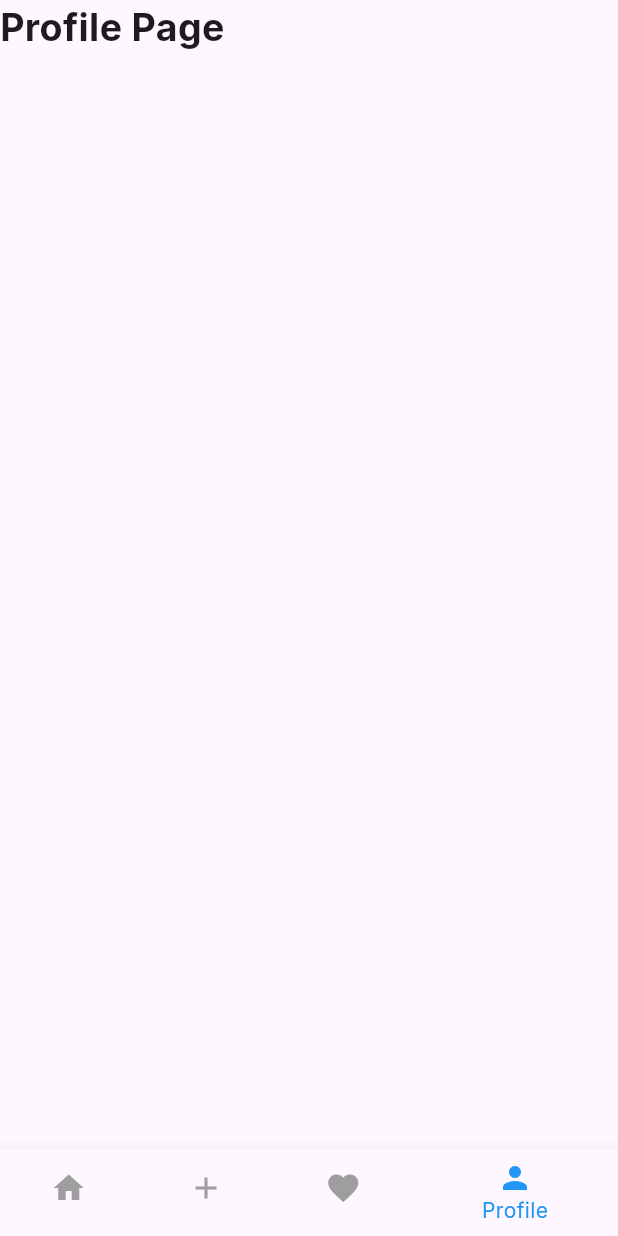
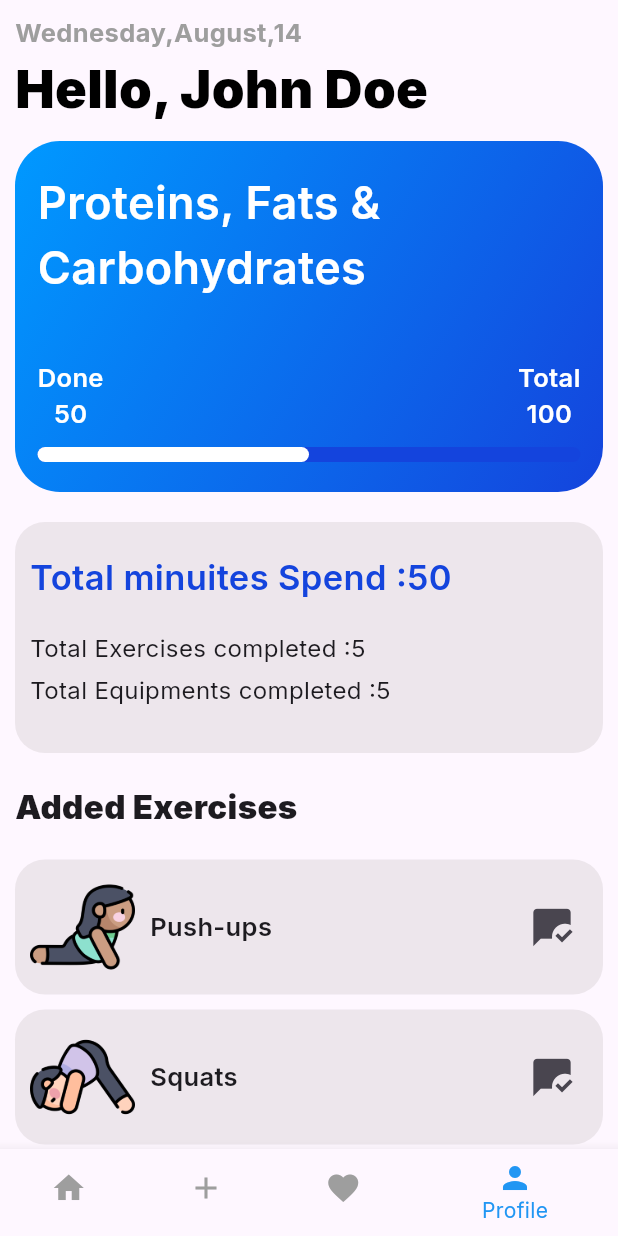
Before and after one commit to THARINDUnirmal/flutter-gym-app, a Flutter app: the screen it shows after launch, item 4 of the bottom bar chosen, on a phone screen of 412 x 824 dp. Run offline on Flutter 3.47's test engine with Material 3 defaults, Android fonts, the phone set to English and light mode, and no system bars; our stand-ins replace google_fonts.

Commit message:
profile page update

```diff
--- a/lib/pages/add_page.dart
+++ b/lib/pages/add_page.dart
@@ -59,7 +59,7 @@ class _AddPageState extends State<AddPage> {
                   height: 20,
                 ),
                 SizedBox(
-                  height: 260,
+                  height: 290,
                   child: ListView.builder(
                     physics: const AlwaysScrollableScrollPhysics(),
                     shrinkWrap: true,
@@ -68,6 +68,7 @@ class _AddPageState extends State<AddPage> {
                     itemBuilder: (context, index) {
                       ExerciseModle exerciseData = exercises[index];
                       return AddExerciseCard(
+                        noOfMinuites: exerciseData.noOfMinuites.toString(),
                         addFavourit: () {
                           setState(() {
                             if (user.favouritExerciseList
--- a/lib/pages/profile_page.dart
+++ b/lib/pages/profile_page.dart
@@ -1,4 +1,12 @@
 import 'package:flutter/material.dart';
+import 'package:gym_app/data/user_data.dart';
+import 'package:gym_app/modles/equipment_modle.dart';
+import 'package:gym_app/modles/exercise_modle.dart';
+import 'package:gym_app/modles/user_modle.dart';
+import 'package:gym_app/utils/colors.dart';
+import 'package:gym_app/widgets/profile_exercise_card.dart';
+import 'package:gym_app/widgets/progress_card.dart';
+import 'package:intl/intl.dart';
 
 class ProfilePage extends StatefulWidget {
   const ProfilePage({super.key});
@@ -8,21 +16,153 @@ class ProfilePage extends StatefulWidget {
 }
 
 class _ProfilePageState extends State<ProfilePage> {
+  //user data
+  final User userData = user;
+  DateFormat formater = DateFormat("EEEE,MMMM,dd");
   @override
   Widget build(BuildContext context) {
-    return const Scaffold(
+    String toDay = formater.format(DateTime.now());
+    return Scaffold(
       body: SafeArea(
         child: SingleChildScrollView(
+          child: Padding(
+            padding: const EdgeInsets.all(10.0),
             child: Column(
+              crossAxisAlignment: CrossAxisAlignment.start,
               children: [
                 Text(
-                "Profile Page",
+                  toDay,
+                  style: const TextStyle(
+                    fontSize: 17,
+                    fontWeight: FontWeight.w700,
+                    color: ksubTopicColor,
+                  ),
+                ),
+                Text(
+                  "Hello, ${userData.fullName}",
+                  style: const TextStyle(
+                    fontSize: 35,
+                    fontWeight: FontWeight.w900,
+                    color: kmainTopicColor,
+                  ),
+                ),
+                const SizedBox(
+                  height: 10,
+                ),
+                const ProgressCard(
+                  progress: 0.5,
+                  total: 100,
+                ),
+                const SizedBox(
+                  height: 20,
+                ),
+                Container(
+                  padding:
+                      const EdgeInsets.symmetric(horizontal: 10, vertical: 20),
+                  width: double.infinity,
+                  decoration: BoxDecoration(
+                    borderRadius: BorderRadius.circular(20),
+                    color: kEquipmentCardFilltColor,
+                  ),
+                  child: const Column(
+                    crossAxisAlignment: CrossAxisAlignment.start,
+                    children: [
+                      Text(
+                        "Total minuites Spend :50",
                         style: TextStyle(
-                  fontSize: 25,
-                  fontWeight: FontWeight.w700,
+                          fontSize: 23,
+                          fontWeight: FontWeight.w600,
+                          color: klinerGredientColor2,
                         ),
+                      ),
+                      SizedBox(
+                        height: 20,
+                      ),
+                      Text(
+                        "Total Exercises completed :5",
+                        style: TextStyle(
+                          fontSize: 16,
+                          fontWeight: FontWeight.normal,
+                        ),
+                      ),
+                      SizedBox(
+                        height: 5,
+                      ),
+                      Text(
+                        "Total Equipments completed :5",
+                        style: TextStyle(
+                          fontSize: 16,
+                          fontWeight: FontWeight.normal,
+                        ),
+                      ),
+                      SizedBox(
+                        height: 10,
+                      ),
+                    ],
+                  ),
+                ),
+                const SizedBox(
+                  height: 20,
+                ),
+                const Text(
+                  "Added Exercises",
+                  style: TextStyle(
+                    fontSize: 22,
+                    fontWeight: FontWeight.w900,
+                  ),
+                ),
+                const SizedBox(
+                  height: 20,
+                ),
+                ListView.builder(
+                  physics: const NeverScrollableScrollPhysics(),
+                  shrinkWrap: true,
+                  itemCount: user.exerciseList.length,
+                  itemBuilder: (context, index) {
+                    ExerciseModle exData = user.exerciseList[index];
+                    return ProfileExerciseCard(
+                      cardImageUrl: exData.exerciseImageUrl,
+                      cardName: exData.exerciseName,
+                      removeData: () {
+                        setState(() {
+                          user.removeExercise(exData);
+                        });
+                      },
+                    );
+                  },
+                ),
+                const SizedBox(
+                  height: 20,
+                ),
+                const Text(
+                  "Added Equipments",
+                  style: TextStyle(
+                    fontSize: 22,
+                    fontWeight: FontWeight.w900,
+                  ),
+                ),
+                const SizedBox(
+                  height: 20,
+                ),
+                ListView.builder(
+                  physics: const NeverScrollableScrollPhysics(),
+                  shrinkWrap: true,
+                  itemCount: user.equipmentList.length,
+                  itemBuilder: (context, index) {
+                    EquipmentModle eqData = user.equipmentList[index];
+                    return ProfileExerciseCard(
+                      cardImageUrl: eqData.equipmentImageUrl,
+                      cardName: eqData.equipmentName,
+                      removeData: () {
+                        setState(() {
+                          user.removeEquipmenData(eqData);
+                        });
+                      },
+                    );
+                  },
                 )
               ],
+            ),
           ),
         ),
       ),
--- a/lib/widgets/add_exercise_card.dart
+++ b/lib/widgets/add_exercise_card.dart
@@ -4,6 +4,7 @@ import 'package:gym_app/utils/colors.dart';
 class AddExerciseCard extends StatefulWidget {
   final String cardTitle;
   final String cardImageUrl;
+  final String noOfMinuites;
   final bool isAdded;
   final bool isInFav;
   final void Function() addMethord;
@@ -17,6 +18,7 @@ class AddExerciseCard extends StatefulWidget {
     required this.addMethord,
     required this.addFavourit,
     required this.isInFav,
+    required this.noOfMinuites,
   });
 
   @override
@@ -52,6 +54,16 @@ class _AddExerciseCardState extends State<AddExerciseCard> {
             widget.cardImageUrl,
             width: 100,
             fit: BoxFit.cover,
+          ),
+          const SizedBox(
+            height: 10,
+          ),
+          Text(
+            "${widget.noOfMinuites} mins of workout",
+            style: TextStyle(
+                fontSize: 15,
+                color: klinerGredientColor1,
+                fontWeight: FontWeight.w600),
           ),
           const SizedBox(
             height: 10,
--- /dev/null
+++ b/lib/widgets/profile_exercise_card.dart
@@ -0,0 +1,61 @@
+import 'package:flutter/material.dart';
+import 'package:gym_app/utils/colors.dart';
+
+class ProfileExerciseCard extends StatefulWidget {
+  final String cardImageUrl;
+  final String cardName;
+  final void Function() removeData;
+
+  const ProfileExerciseCard({
+    super.key,
+    required this.cardImageUrl,
+    required this.cardName,
+    required this.removeData,
+  });
+
+  @override
+  State<ProfileExerciseCard> createState() => _ProfileExerciseCardState();
+}
+
+class _ProfileExerciseCardState extends State<ProfileExerciseCard> {
+  @override
+  Widget build(BuildContext context) {
+    return Container(
+      margin: const EdgeInsets.only(bottom: 10),
+      padding: const EdgeInsets.all(10),
+      width: double.infinity,
+      decoration: BoxDecoration(
+        borderRadius: BorderRadius.circular(20),
+        color: kEquipmentCardFilltColor,
+      ),
+      child: Row(
+        children: [
+          Image.asset(
+            widget.cardImageUrl,
+            width: 70,
+            fit: BoxFit.cover,
+          ),
+          const SizedBox(
+            width: 10,
+          ),
+          Text(
+            widget.cardName,
+            style: const TextStyle(
+              fontSize: 17,
+              fontWeight: FontWeight.w600,
+            ),
+          ),
+          const Spacer(),
+          IconButton(
+              onPressed: () {
+                widget.removeData();
+              },
+              icon: const Icon(
+                Icons.mark_chat_read,
+                size: 30,
+              ))
+        ],
+      ),
+    );
+  }
+}
```
Lines whose indentation alone changed are shown as unchanged.
